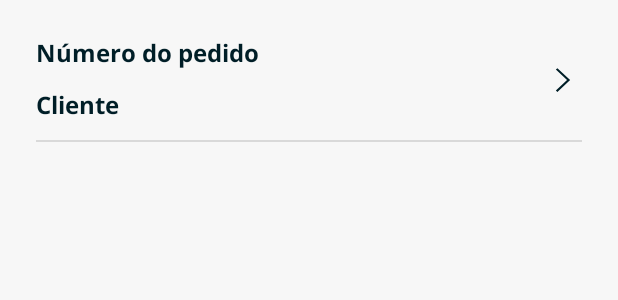
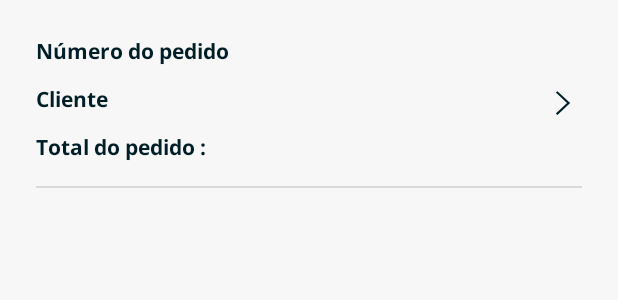
Before and after one commit to CesarSoftDevelopment/Sales-at-Omie, an Android app: the layout sale_item.xml on its own in the app's theme, with its tools: preview values and no code run, on a phone screen of 412 x 824 dp. Shown: the top 300 px of the screen. Run offline under Robolectric (Android 15) with nearby library versions, the phone set to English and light mode, and no system bars.

```diff
--- a/app/build.gradle.kts
+++ b/app/build.gradle.kts
@@ -4,6 +4,7 @@ plugins {
     id("androidx.navigation.safeargs.kotlin")
     id("com.google.devtools.ksp")
     id("com.google.dagger.hilt.android")
+    id("kotlin-parcelize")
 }
 
 android {
--- a/app/src/main/java/com/cesarsoftdevelopment/omiesales/domain/model/Product.kt
+++ b/app/src/main/java/com/cesarsoftdevelopment/omiesales/domain/model/Product.kt
@@ -1,14 +1,17 @@
 package com.cesarsoftdevelopment.omiesales.domain.model
 
+import android.os.Parcelable
 import com.cesarsoftdevelopment.omiesales.data.model.ProductEntity
+import kotlinx.parcelize.Parcelize
 
+@Parcelize
 data class Product(
     val id : Int = 0,
     val productName: String,
     val quantity: Int,
     val unitValue: Double,
     val totalValue: Double
-)
+) : Parcelable
 
 fun Product.asLocalProduct() : ProductEntity {
     return ProductEntity(
--- a/app/src/main/java/com/cesarsoftdevelopment/omiesales/ui/main/saleshistory/SalesHistoryAdapter.kt
+++ b/app/src/main/java/com/cesarsoftdevelopment/omiesales/ui/main/saleshistory/SalesHistoryAdapter.kt
@@ -9,6 +9,7 @@ import androidx.recyclerview.widget.RecyclerView
 import com.cesarsoftdevelopment.omiesales.data.model.Sale
 import com.cesarsoftdevelopment.omiesales.databinding.SaleItemBinding
 import com.cesarsoftdevelopment.omiesales.domain.model.Product
+import com.cesarsoftdevelopment.omiesales.utils.FormatterUtil
 
 class SalesHistoryAdapter(
     private val onClickListener: OnClickListener
@@ -53,6 +54,7 @@ class SalesHistoryAdapter(
         fun bind(item : Sale) {
             binding.orderNumber.text = "Número do pedido: ${item.saleId}"
             binding.clientName.text = "Cliente: ${item.clientName}"
+            binding.totalOrder.text = "Total do pedido: ${FormatterUtil.formatToBrazilianCurrency(item.totalPrice)}"
 
         }
 
--- a/app/src/main/java/com/cesarsoftdevelopment/omiesales/ui/main/salesproducts/SalesProductAdapter.kt
+++ b/app/src/main/java/com/cesarsoftdevelopment/omiesales/ui/main/salesproducts/SalesProductAdapter.kt
@@ -43,7 +43,7 @@ class SalesProductAdapter : ListAdapter<Product, SalesProductAdapter.ViewHolder>
             binding.productName.text = item.productName
             binding.productQuantity.text = "Qtde produtos: ${item.quantity}"
             binding.productUnitValue.text = "Valor unitário: ${FormatterUtil.formatToBrazilianCurrency(item.unitValue)}"
-            binding.productUnitValue.text = "Valor total: ${FormatterUtil.formatToBrazilianCurrency(item.totalValue)}"
+            binding.productTotalValue.text = "Valor total do item: ${FormatterUtil.formatToBrazilianCurrency(item.totalValue)}"
         }
 
         companion object {
--- a/app/src/main/res/layout/sale_item.xml
+++ b/app/src/main/res/layout/sale_item.xml
@@ -2,7 +2,6 @@
 <androidx.constraintlayout.widget.ConstraintLayout
     xmlns:android="http://schemas.android.com/apk/res/android"
     xmlns:app="http://schemas.android.com/apk/res-auto"
-    xmlns:tools="http://schemas.android.com/tools"
     android:layout_width="match_parent"
     android:layout_height="wrap_content"
     android:padding="12dp">
@@ -16,7 +15,11 @@
         android:layout_marginTop="12dp"
         android:text="@string/order_number"
         app:layout_constraintStart_toStartOf="parent"
-        app:layout_constraintTop_toTopOf="parent" />
+        app:layout_constraintTop_toTopOf="parent"
+        android:textSize="14sp"
+        />
+
+
 
     <Button
         android:id="@+id/btn_expand"
@@ -38,19 +41,33 @@
         app:layout_constraintStart_toStartOf="parent"
         app:layout_constraintTop_toBottomOf="@+id/order_number"
         android:layout_marginTop="12dp"
+        android:textSize="14sp"
+        />
+
+    <TextView
+        android:id="@+id/total_order"
+        style="@style/CustomTextView"
+        android:layout_width="wrap_content"
+        android:layout_height="wrap_content"
+        android:layout_marginStart="12dp"
+        android:text="@string/total_order"
+        app:layout_constraintStart_toStartOf="parent"
+        app:layout_constraintTop_toBottomOf="@+id/client_name"
+        android:layout_marginTop="12dp"
+        android:textSize="14sp"
         />
 
     <View
         android:id="@+id/divider"
         android:layout_width="0dp"
         android:layout_height="1dp"
-        android:layout_marginTop="12dp"
+        android:layout_marginStart="12dp"
+        android:layout_marginEnd="12dp"
         android:background="?android:attr/listDivider"
         app:layout_constraintEnd_toEndOf="parent"
         app:layout_constraintStart_toStartOf="parent"
-        app:layout_constraintTop_toBottomOf="@+id/client_name"
-        android:layout_marginEnd="12dp"
-        android:layout_marginStart="12dp"
+        app:layout_constraintTop_toBottomOf="@+id/total_order"
+        android:layout_marginTop="16dp"
         />
 
 
--- a/app/src/main/res/layout/sale_product_item.xml
+++ b/app/src/main/res/layout/sale_product_item.xml
@@ -3,7 +3,8 @@
     xmlns:android="http://schemas.android.com/apk/res/android"
     android:layout_width="match_parent"
     android:layout_height="wrap_content"
-    xmlns:app="http://schemas.android.com/apk/res-auto">
+    xmlns:app="http://schemas.android.com/apk/res-auto"
+    android:layout_margin="12dp">
 
     <androidx.constraintlayout.widget.ConstraintLayout
         android:layout_width="match_parent"
--- a/app/src/main/res/values/strings.xml
+++ b/app/src/main/res/values/strings.xml
@@ -24,4 +24,6 @@
     <string name="total_sales">Total de vendas: R$ 0,00</string>
     <string name="order_number">Número do pedido</string>
     <string name="empty_sale">Nenhuma venda</string>
+    <string name="order_items">Items do pedido</string>
+    <string name="total_order">Total do pedido :</string>
 </resources>
```
Also changed, not shown: app/src/main/java/com/cesarsoftdevelopment/omiesales/ui/main/MainActivity.kt (+7 -5 lines), app/src/main/java/com/cesarsoftdevelopment/omiesales/ui/main/saleshistory/SalesHistoryFragment.kt (+11 -1 lines), app/src/main/java/com/cesarsoftdevelopment/omiesales/ui/main/salesproducts/SaleProductsFragment.kt (+35 -4 lines), app/src/main/java/com/cesarsoftdevelopment/omiesales/ui/main/salesproducts/SaleProductsViewModel.kt (deleted, +0 -7 lines), app/src/main/res/layout/fragment_sale_products.xml (+16 -6 lines), app/src/main/res/navigation/main_navigation.xml (+13 -0 lines).
